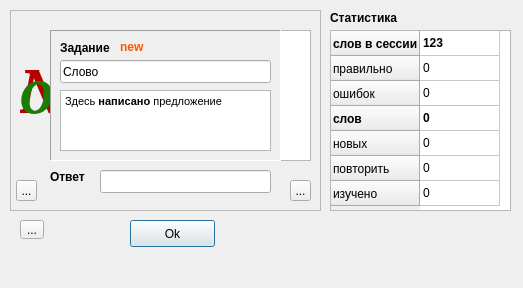
Qt form ui/test.ui (slava-github/coucher) before a commit.
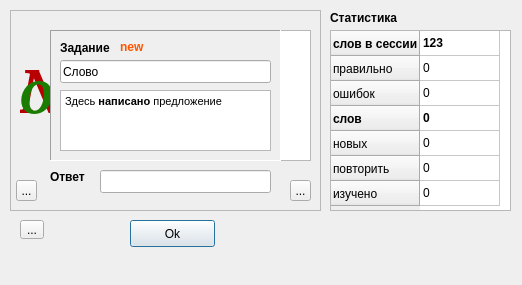
The same form after that commit. Icons and pictures are not drawn.

Commit message: * Изменен формат запуска приложений * Добавлена форма по выбору языка

```diff
--- a/ui/test.ui
+++ b/ui/test.ui
@@ -1,37 +1,31 @@
 <?xml version="1.0" encoding="UTF-8"?>
 <ui version="4.0">
- <class>MainWindow</class>
- <widget class="QMainWindow" name="MainWindow">
-  <property name="windowModality">
-   <enum>Qt::NonModal</enum>
-  </property>
-  <property name="enabled">
-   <bool>true</bool>
-  </property>
+ <class>MainForm</class>
+ <widget class="QDialog" name="MainForm">
   <property name="geometry">
    <rect>
     <x>0</x>
     <y>0</y>
-    <width>523</width>
-    <height>288</height>
+    <width>522</width>
+    <height>285</height>
    </rect>
   </property>
   <property name="sizePolicy">
    <sizepolicy hsizetype="Fixed" vsizetype="Fixed">
-    <horstretch>1</horstretch>
-    <verstretch>1</verstretch>
+    <horstretch>0</horstretch>
+    <verstretch>0</verstretch>
    </sizepolicy>
   </property>
   <property name="minimumSize">
    <size>
-    <width>523</width>
-    <height>288</height>
+    <width>522</width>
+    <height>285</height>
    </size>
   </property>
   <property name="maximumSize">
    <size>
-    <width>523</width>
-    <height>288</height>
+    <width>522</width>
+    <height>285</height>
    </size>
   </property>
   <property name="contextMenuPolicy">
@@ -40,16 +34,27 @@
   <property name="windowTitle">
    <string>MainWindow</string>
   </property>
-  <property name="dockOptions">
-   <set>QMainWindow::AllowTabbedDocks|QMainWindow::AnimatedDocks</set>
-  </property>
-  <widget class="QWidget" name="centralwidget">
+  <layout class="QVBoxLayout" name="verticalLayout">
+   <property name="spacing">
+    <number>0</number>
+   </property>
+   <property name="margin">
+    <number>0</number>
+   </property>
+   <item>
+    <widget class="QWidget" name="centralwidget" native="true">
    <property name="sizePolicy">
     <sizepolicy hsizetype="Fixed" vsizetype="Fixed">
      <horstretch>0</horstretch>
      <verstretch>0</verstretch>
     </sizepolicy>
    </property>
+     <property name="minimumSize">
+      <size>
+       <width>521</width>
+       <height>267</height>
+      </size>
+     </property>
    <widget class="QLabel" name="label_3">
     <property name="geometry">
      <rect>
@@ -646,11 +651,15 @@
    <zorder>DeleteButton</zorder>
    <zorder>TEdit</zorder>
   </widget>
+   </item>
+   <item>
   <widget class="QStatusBar" name="statusbar">
    <property name="sizeGripEnabled">
     <bool>false</bool>
    </property>
   </widget>
+   </item>
+  </layout>
  </widget>
  <tabstops>
   <tabstop>Answer</tabstop>
```
Left out of the diff: 42 changed lines with no effect on the pictures. Lines whose indentation alone changed are shown as unchanged. The commit also changes 6 other files.
